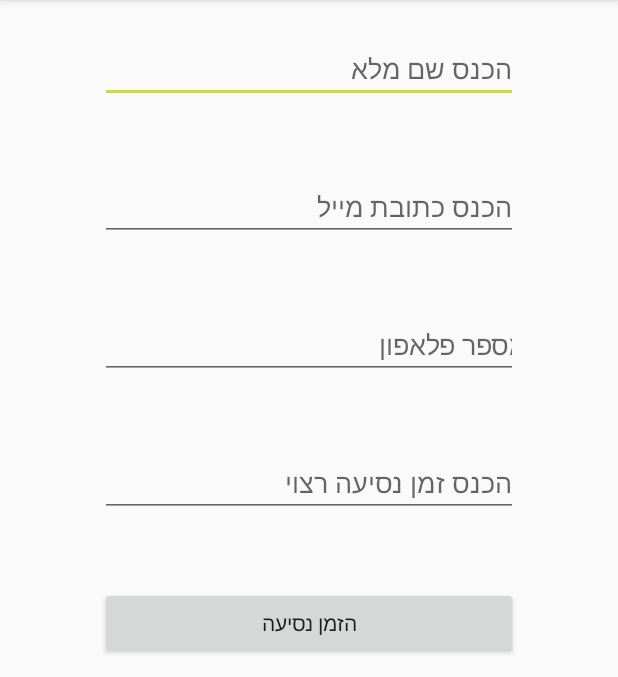
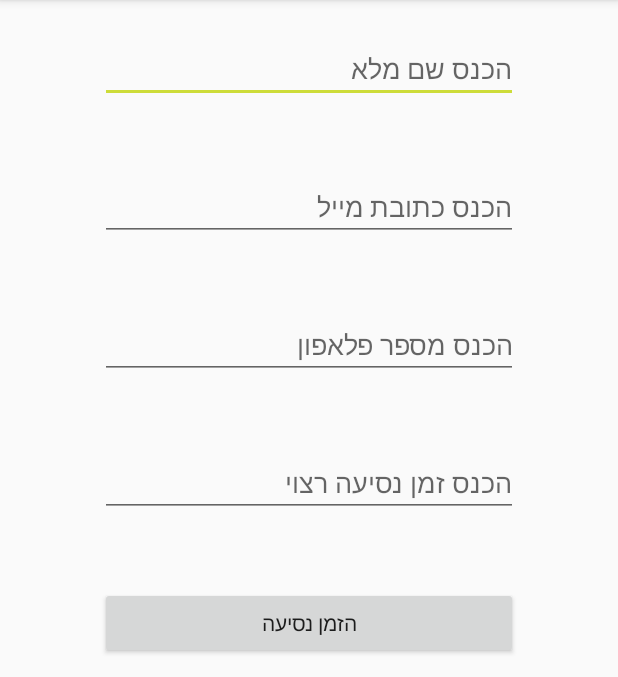
Before and after one commit to danielagam/AndroidProject, an Android app: the screen it shows after launch (MainActivity), on a phone screen of 412 x 824 dp, the part 84-761 px from its top. Run offline under Robolectric (Android 15) with nearby library versions, the phone set to English and light mode, and no system bars; our stand-ins replace Firebase (no records; nobody signed in at launch, a user with empty details on screens opened directly).

Commit message:
fix phone field alignment

```diff
--- a/app/src/main/res/layout/activity_main.xml
+++ b/app/src/main/res/layout/activity_main.xml
@@ -32,9 +32,11 @@
         android:layout_height="wrap_content"
         android:layout_marginHorizontal="100px"
         android:layout_marginVertical="35px"
-        android:hint="                                       הכנס מספר פלאפון"
+        android:hint="הכנס מספר פלאפון"
+        android:textAlignment="textEnd"
         android:maxLength="10"
-        android:inputType="phone" />
+        android:inputType="phone"
+        android:gravity="end" />
 
 
     <EditText
```
